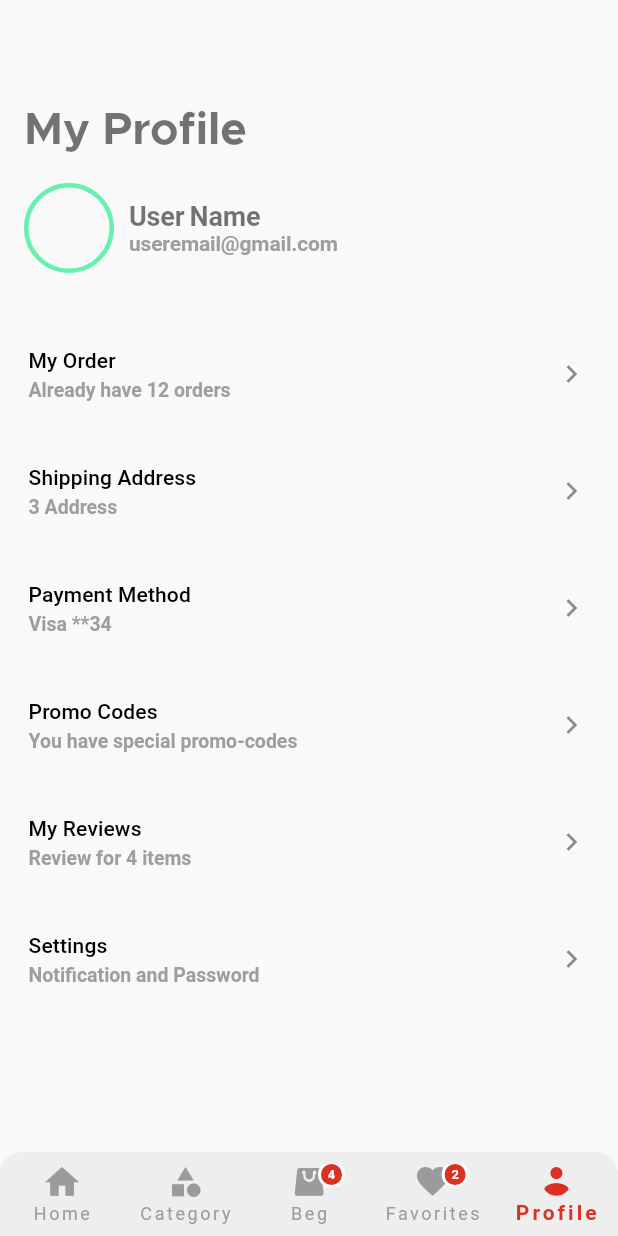
After one commit to Muhammad-Sharif-Ullah/flutter_eshop, a Flutter app: the screen it shows after launch, item 5 of the bottom bar chosen, on a phone screen of 412 x 824 dp. The commit adds this screen. Run offline on Flutter 3.47's test engine with Material 2 defaults, Android fonts, the light colour scheme and no system bars; our stand-ins replace carousel_slider.

Commit message:
Bottom Navigation work perfectly and added profile view

```diff
--- /dev/null
+++ b/lib/pages/home_page.dart
@@ -0,0 +1,22 @@
+import 'package:flutter/material.dart';
+import 'package:flutter_eshop/provider/bottom_navigation_provider.dart';
+import 'package:provider/provider.dart';
+
+class HomePage extends StatelessWidget {
+  const HomePage({Key? key}) : super(key: key);
+
+  @override
+  Widget build(BuildContext context) {
+    /**
+     * Here Wrap with BottomNavigationProvider
+     * In each view change from BottomNavigationProvider
+     */
+    return ChangeNotifierProvider<BottomNavigationProvider>(
+      create: (BuildContext context) => BottomNavigationProvider(),
+      child: Consumer<BottomNavigationProvider>(
+          builder: (context, bnProvider, child) {
+        return bnProvider.currentView;
+      }),
+    );
+  }
+}
--- /dev/null
+++ b/lib/pages/nav_views/profile_view.dart
@@ -0,0 +1,142 @@
+import 'package:flutter/material.dart';
+import 'package:flutter_eshop/theme/app_colors.dart';
+import 'package:flutter_eshop/theme/app_constant.dart';
+import 'package:flutter_eshop/widget/bottom_nav_widget.dart';
+
+class ProfleView extends StatelessWidget {
+  const ProfleView({Key? key}) : super(key: key);
+
+  @override
+  Widget build(BuildContext context) {
+    // return const Scaffold(
+    //   extendBody: true,
+    //   bottomNavigationBar:CustomBottomNavigator(),
+
+    //   body: SafeArea(child: Center(child: Text("Profle View"))),
+    // );
+    final Size size = MediaQuery.of(context).size;
+    final double width = size.width;
+    final double height = size.height;
+    final TextTheme textTheme = Theme.of(context).textTheme;
+    final bool isDarkMode =
+        MediaQuery.of(context).platformBrightness == Brightness.dark;
+
+    return Scaffold(
+      appBar: AppBar(),
+      extendBody: true,
+      bottomNavigationBar: const CustomBottomNavigator(),
+      body: SingleChildScrollView(
+        physics: const ClampingScrollPhysics(),
+        child: Padding(
+          padding: const EdgeInsets.all(AppConstant.kPadding),
+          child: Column(
+            crossAxisAlignment: CrossAxisAlignment.start,
+            children: [
+              Text(
+                'My Profile',
+                style: textTheme.headline1,
+              ),
+              const SizedBox(height: 20),
+              Row(
+                children: [
+                  Container(
+                    padding: const EdgeInsets.all(4),
+                    height: 60,
+                    width: 60,
+                    decoration: BoxDecoration(
+                      shape: BoxShape.circle,
+                      border: Border.all(color: Colors.greenAccent, width: 3),
+                    ),
+                  ),
+                  const SizedBox(width: 10),
+                  Column(
+                    crossAxisAlignment: CrossAxisAlignment.start,
+                    mainAxisAlignment: MainAxisAlignment.start,
+                    children: [
+                      Text(
+                        'User Name',
+                        style: textTheme.headline3
+                            ?.copyWith(letterSpacing: -.1, wordSpacing: -1),
+                      ),
+                      Text(
+                        'useremail@gmail.com',
+                        style: textTheme.bodyText2?.copyWith(
+                            color: Colors.grey,
+                            letterSpacing: -.1,
+                            fontWeight: FontWeight.w600),
+                      ),
+                    ],
+                  ),
+                ],
+              ),
+              const SizedBox(height: 28),
+              buildContent(
+                context,
+                title: 'My Order',
+                text: 'Already have 12 orders',
+                // onTap: () => Get.to(() => MyOrderView()),
+                onTap: () {},
+              ),
+              buildContent(
+                context,
+                title: 'Shipping Address',
+                text: '3 Address',
+                onTap: () {},
+
+                // onTap: () => Get.to(() => ShippingView()),
+              ),
+              buildContent(
+                context,
+                title: 'Payment Method',
+                text: 'Visa **34',
+                onTap: () {},
+
+                // onTap: () => Get.to(() => PaymentView()),
+              ),
+              buildContent(
+                context,
+                title: 'Promo Codes',
+                text: 'You have special promo-codes',
+                onTap: () {},
+              ),
+              buildContent(
+                context,
+                title: 'My Reviews',
+                text: 'Review for 4 items',
+                // onTap: () => Get.to(() => MyReviewsView()),
+                onTap: () {},
+              ),
+              buildContent(
+                context,
+                title: 'Settings',
+                text: 'Notification and Password',
+                // onTap: () => Get.to(() => SettingsView()),
+                onTap: () {},
+              ),
+              // onTap: () async {
+              //   await FireBaseAuth.logOut();
+              //   Get.offAllNamed(Routes.AUTHENTICATION);
+              // },),
+              const SizedBox(height: 20),
+            ],
+          ),
+        ),
+      ),
+    );
+  }
+
+  ListTile buildContent(BuildContext context, {title, text, onTap}) {
+    return ListTile(
+      title: Text(
+        title,
+        style: Theme.of(context).textTheme.subtitle2,
+      ),
+      subtitle: Text(text,
+          style: Theme.of(context).textTheme.bodyText1?.copyWith(
+              fontSize: 13, fontWeight: FontWeight.w600, color: Colors.grey)),
+      trailing: const Icon(Icons.chevron_right),
+      onTap: onTap,
+      contentPadding: const EdgeInsets.all(3.0),
+    );
+  }
+}
--- /dev/null
+++ b/lib/provider/bottom_navigation_provider.dart
@@ -0,0 +1,35 @@
+import 'package:flutter/cupertino.dart';
+import 'package:flutter_eshop/pages/nav_views/category_view.dart';
+import 'package:flutter_eshop/pages/nav_views/favorite_view.dart';
+import 'package:flutter_eshop/pages/nav_views/home_view.dart';
+import 'package:flutter_eshop/pages/nav_views/profile_view.dart';
+import 'package:flutter_eshop/pages/nav_views/beg_view.dart';
+
+class BottomNavigationProvider with ChangeNotifier {
+  int _currentIndex = 0;
+
+  Widget get currentView => _widgetView[_currentIndex];
+
+  final List<Widget> _widgetView =  const [
+    HomeView(),
+    CategoryView(),
+    BegView(),
+    FavoriteView(),
+    ProfleView()
+  ];
+
+  // set currentTab(int tab){
+  // _currentIndex = tab;
+  //   notifyListeners();
+  // }
+  // set  currentTabChange(int tab) {
+  //   _currentIndex = tab;
+  //   notifyListeners();
+  // }
+  int get currentTab => _currentIndex;
+
+    currentTabChange(int index) {
+    _currentIndex = index;
+    notifyListeners();
+  }
+}
--- a/lib/routes/app_pages.dart
+++ b/lib/routes/app_pages.dart
@@ -1,7 +1,7 @@
 import 'package:flutter_eshop/pages/forgot_pass_view.dart';
-import 'package:flutter_eshop/pages/home.dart';
-import 'package:flutter_eshop/pages/login.dart';
-import 'package:flutter_eshop/pages/signup_view.dart';
+import 'package:flutter_eshop/pages/home_page.dart';
+import 'package:flutter_eshop/pages/login_page.dart';
+import 'package:flutter_eshop/pages/signup_page.dart';
 
 part 'app_routes.dart';
 
@@ -9,9 +9,9 @@ class AppPages {
   AppPages._();
   static const String initalRoutes = AppRoutes.home;
   static final routes = {
-    AppRoutes.home: (context) => const Home(),
-    AppRoutes.login: (context) => const LoginView(),
-    AppRoutes.signup: (context) => const SignUpView(),
-    AppRoutes.forgotPassword: (context) => const ForgotPassView(),
+    AppRoutes.home: (context) => const HomePage(),
+    AppRoutes.login: (context) => const LoginPage(),
+    AppRoutes.signup: (context) => const SignUpPage(),
+    AppRoutes.forgotPassword: (context) => const ForgotPassPage(),
   };
 }
--- a/lib/widget/bottom_nav_widget.dart
+++ b/lib/widget/bottom_nav_widget.dart
@@ -1,31 +1,33 @@
 import 'package:flutter/material.dart';
+import 'package:flutter_eshop/provider/bottom_navigation_provider.dart';
 import 'package:flutter_eshop/theme/app_colors.dart';
 import 'package:flutter_eshop/theme/nab_icon_icons.dart';
 import 'package:flutter_eshop/widget/bottom_icon_widget.dart';
+import 'package:provider/provider.dart';
 
 class CustomBottomNavigator extends StatelessWidget {
   const CustomBottomNavigator({
     Key? key,
-    required this.index,
   }) : super(key: key);
-
-  final int index;
 
   @override
   Widget build(BuildContext context) {
-
     final TextTheme textTheme = Theme.of(context).textTheme;
     final bool isDarkMode =
         MediaQuery.of(context).platformBrightness == Brightness.dark;
 
+    return Consumer<BottomNavigationProvider>(
+      builder: (context, bnProvider, child) {
         return ClipRRect(
           borderRadius: const BorderRadius.only(
             topLeft: Radius.circular(15),
             topRight: Radius.circular(15),
           ),
           child: BottomNavigationBar(
-        currentIndex: 0,
-        backgroundColor: isDarkMode ? AppColors.blackDark : Colors.grey[200],
+            currentIndex: bnProvider.currentTab,
+            backgroundColor:
+                isDarkMode ? AppColors.blackDark : Colors.grey[200],
+                onTap: (index)=> bnProvider.currentTabChange(index),
             items: const [
               BottomNavigationBarItem(
                 icon: Icon(NabIcon.home),
@@ -60,5 +62,7 @@ class CustomBottomNavigator extends StatelessWidget {
             ],
           ),
         );
+      },
+    );
   }
 }
```
Also changed, not shown: lib/pages/forgot_pass_view.dart (+4 -5 lines), lib/pages/login_page.dart (renamed from lib/pages/login.dart, +4 -4 lines), lib/pages/nav_views/beg_view.dart (added, +15 -0 lines), lib/pages/nav_views/category_view.dart (added, +16 -0 lines), lib/pages/nav_views/favorite_view.dart (added, +16 -0 lines), lib/pages/nav_views/home_view.dart (renamed from lib/pages/home.dart, +3 -6 lines), lib/pages/signup_page.dart (renamed from lib/pages/signup_view.dart, +4 -4 lines). Lines whose indentation alone changed are shown as unchanged.
